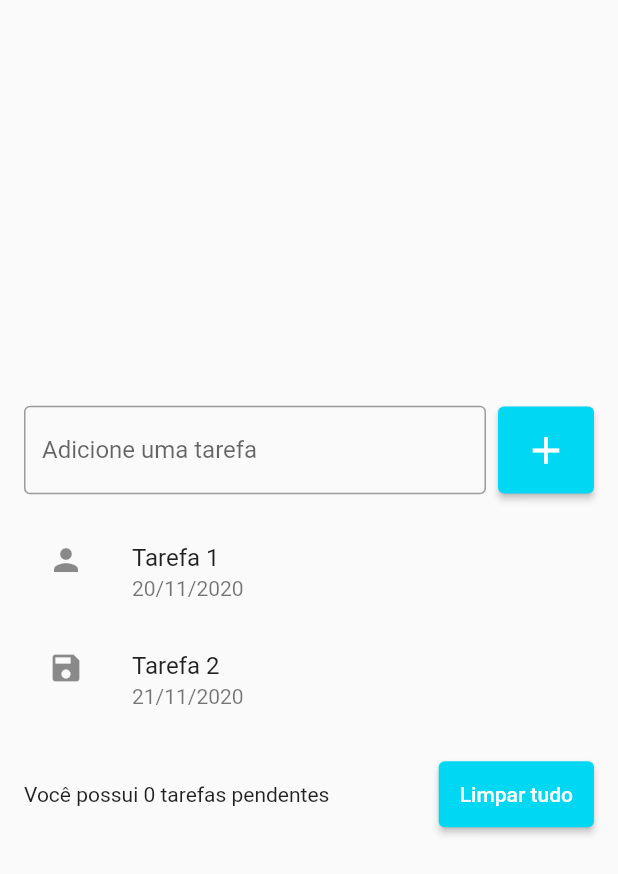
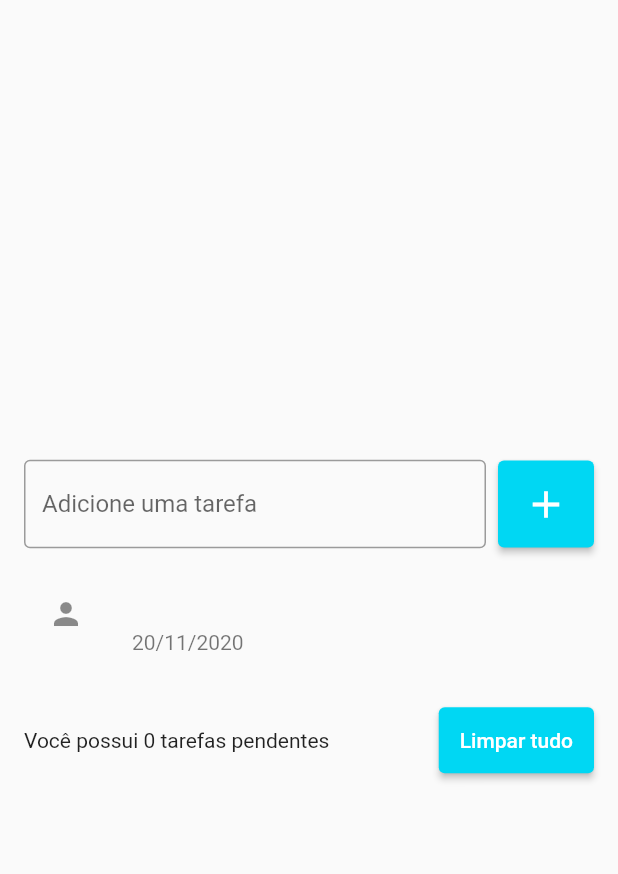
Before and after one commit to wilker123/TodoList_flutter, a Flutter app: the screen it shows after launch, after a tap on the "add" icon, on a phone screen of 412 x 824 dp. Shown: the top 874 px of the screen. Run offline on Flutter 3.47's test engine with Material 2 defaults, Android fonts, the phone set to English and light mode, and no system bars.

Commit message:
Created listItens for listView

```diff
--- a/todo_list/lib/main.dart
+++ b/todo_list/lib/main.dart
@@ -10,7 +10,7 @@ class MyApp extends StatelessWidget {
 
   @override
   Widget build(BuildContext context) {
-    return const MaterialApp(
+    return MaterialApp(
       home: TodoListPage(),
     );
   }
--- a/todo_list/lib/pages/todo_list_page.dart
+++ b/todo_list/lib/pages/todo_list_page.dart
@@ -1,7 +1,16 @@
 import 'package:flutter/material.dart';
 
-class TodoListPage extends StatelessWidget {
-  const TodoListPage({Key? key}) : super(key: key);
+class TodoListPage extends StatefulWidget {
+  TodoListPage({Key? key}) : super(key: key);
+
+  @override
+  State<TodoListPage> createState() => _TodoListPageState();
+}
+
+class _TodoListPageState extends State<TodoListPage> {
+  List<String> todos = [];
+
+  final TextEditingController todoController = TextEditingController();
 
   @override
   Widget build(BuildContext context) {
@@ -14,9 +23,10 @@ class TodoListPage extends StatelessWidget {
             children: [
               Row(
                 children: [
-                  const Expanded(
+                  Expanded(
                     child: TextField(
-                      decoration: InputDecoration(
+                      controller: todoController,
+                      decoration: const InputDecoration(
                         border: OutlineInputBorder(),
                         labelText: "Adicione uma tarefa",
                         hintText: "Ex. Estudar flutter",
@@ -27,7 +37,12 @@ class TodoListPage extends StatelessWidget {
                     width: 8,
                   ),
                   ElevatedButton(
-                    onPressed: () {},
+                    onPressed: () {
+                      String text = todoController.text;
+                      setState(() {
+                        todos.add(text);
+                      });
+                    },
                     style: ElevatedButton.styleFrom(
                       primary: const Color(0xff00d7f3),
                       padding: const EdgeInsets.all(14),
@@ -45,18 +60,15 @@ class TodoListPage extends StatelessWidget {
               ListView(
                 shrinkWrap: true,
                 children: [
-                  ListTile(
-                    title: Text("Tarefa 1"),
-                    subtitle: Text("20/11/2020"),
-                    leading: Icon(Icons.person),
-                    onTap: () {},
-                  ),
-                  ListTile(
-                    title: Text("Tarefa 2"),
-                    subtitle: Text("21/11/2020"),
-                    leading: Icon(Icons.save),
-                    onTap: () {},
-                  ),
+                  for (String todo in todos)
+                    ListTile(
+                      title: Text(todo),
+                      subtitle: Text("20/11/2020"),
+                      leading: Icon(Icons.person),
+                      onTap: () {
+                        print(todo);
+                      },
+                    ),
                 ],
               ),
               const SizedBox(
```
